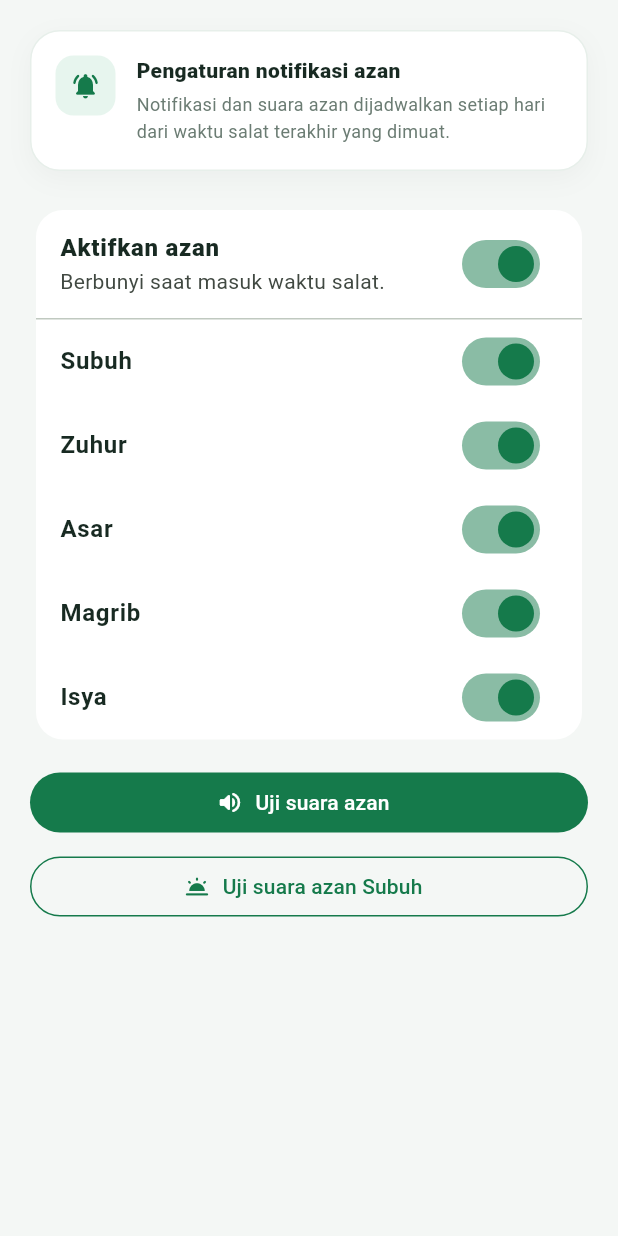
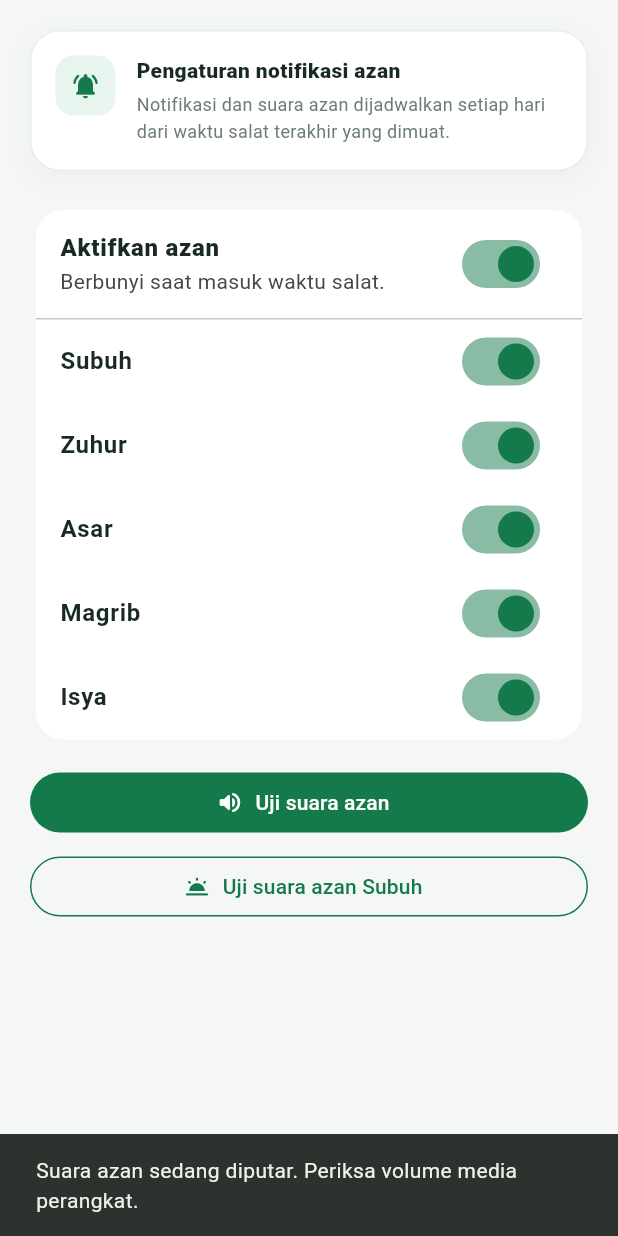
Before and after one commit to harmanibike/Muslimku, a Flutter app: the ReminderPage widget shown alone on an empty page, opened directly, after a tap on "Uji suara azan", on a phone screen of 412 x 824 dp. Run offline on Flutter 3.47's test engine with Material 3 defaults, Android fonts, the phone set to English and light mode, and no system bars; our stand-ins replace audioplayers, flutter_compass, flutter_local_notifications, geolocator, shared_preferences, timezone; accounts and stored records are empty; network calls fail; statements that could not run were skipped.

Commit message:
Fix azan test audio playback

```diff
--- a/lib/main.dart
+++ b/lib/main.dart
@@ -2142,6 +2142,21 @@ class _ReminderPageState extends State<ReminderPage> {
     await AzanNotificationService.setPrayerEnabled(name, value);
   }
 
+  Future<void> _testAzan({bool isSubuh = false}) async {
+    try {
+      await AzanNotificationService.testAzan(isSubuh: isSubuh);
+      if (!mounted) return;
+      ScaffoldMessenger.of(context).showSnackBar(const SnackBar(
+        content: Text('Suara azan sedang diputar. Periksa volume media perangkat.'),
+      ));
+    } catch (e) {
+      if (!mounted) return;
+      ScaffoldMessenger.of(context).showSnackBar(SnackBar(
+        content: Text('Uji suara gagal: $e'),
+      ));
+    }
+  }
+
   @override
   Widget build(BuildContext context) => ListView(
         physics: const BouncingScrollPhysics(),
@@ -2177,14 +2192,14 @@ class _ReminderPageState extends State<ReminderPage> {
           ),
           const SizedBox(height: 14),
           FilledButton.icon(
-            onPressed: () => AzanNotificationService.testAzan(),
+            onPressed: _testAzan,
             icon: const Icon(Icons.volume_up_rounded),
             label: const Text('Uji suara azan'),
             style: FilledButton.styleFrom(backgroundColor: green, foregroundColor: Colors.white),
           ),
           const SizedBox(height: 8),
           OutlinedButton.icon(
-            onPressed: () => AzanNotificationService.testAzan(isSubuh: true),
+            onPressed: () => _testAzan(isSubuh: true),
             icon: const Icon(Icons.wb_twilight_rounded),
             label: const Text('Uji suara azan Subuh'),
             style: OutlinedButton.styleFrom(foregroundColor: green, side: const BorderSide(color: green)),
--- a/lib/services/azan_notification_service.dart
+++ b/lib/services/azan_notification_service.dart
@@ -1,4 +1,5 @@
 import 'package:flutter_local_notifications/flutter_local_notifications.dart';
+import 'package:audioplayers/audioplayers.dart';
 import 'package:shared_preferences/shared_preferences.dart';
 import 'package:timezone/data/latest.dart' as tzdata;
 import 'package:timezone/timezone.dart' as tz;
@@ -21,6 +22,7 @@ class AzanNotificationService {
   static const List<String> prayerKeys = ['Subuh', 'Zuhur', 'Asar', 'Magrib', 'Isya'];
   static const int _firstPrayerId = 100;
   static const int _testNotificationId = 999;
+  static final AudioPlayer _testPlayer = AudioPlayer();
   static bool _initialized = false;
 
   static Future<void> init() async {
@@ -154,13 +156,23 @@ class AzanNotificationService {
   }
 
   static Future<void> testAzan({bool isSubuh = false}) async {
+    // Putar langsung dari aset Flutter agar tombol uji tetap membuktikan
+    // audio bekerja walaupun izin notifikasi perangkat belum diberikan.
+    await _testPlayer.stop();
+    await _testPlayer.play(AssetSource(
+      isSubuh ? 'audio/azan_subuh.mp3' : 'audio/azan.mp3',
+    ));
+    try {
       await init();
       await _plugin.show(
         _testNotificationId,
         isSubuh ? 'Tes Notifikasi Azan Subuh' : 'Tes Notifikasi Azan',
-      'Suara azan offline aktif. Tekan “Hentikan Azan” untuk mematikan.',
+        'Suara azan offline sedang diputar.',
         _azanDetails(isSubuh: isSubuh),
       );
+    } catch (_) {
+      // Audio langsung tetap menjadi fallback ketika notifikasi diblokir.
+    }
   }
 
   static Future<void> setEnabled(bool enabled) async {
--- a/pubspec.yaml
+++ b/pubspec.yaml
@@ -2,7 +2,7 @@
 name: muslimku
 description: Aplikasi ibadah Muslimku - jadwal salat, Al-Qur'an, kiblat, tasbih, doa dan hadis.
 publish_to: 'none'
-version: 1.3.2+7
+version: 1.3.3+8
 
 environment:
   sdk: '>=3.3.0 <4.0.0'
@@ -29,3 +29,4 @@ flutter:
   uses-material-design: true
   assets:
     - assets/data/
+    - assets/audio/
```
Also changed, not shown: 3 other files. Lines whose indentation alone changed are shown as unchanged.
